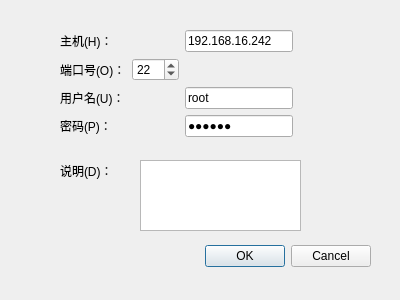
H-tao/Penguin, file WindowsClient/shh_UI/newconnection.ui: the form before one commit.
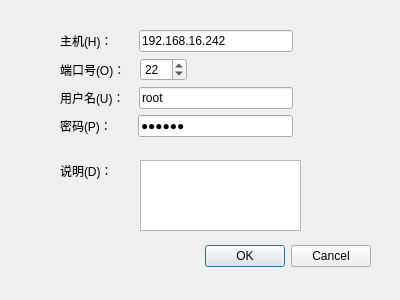
The form after the commit.

Patch:
```diff
--- a/WindowsClient/shh_UI/newconnection.ui
+++ b/WindowsClient/shh_UI/newconnection.ui
@@ -95,9 +95,12 @@
         <property name="orientation">
          <enum>Qt::Horizontal</enum>
         </property>
+        <property name="sizeType">
+         <enum>QSizePolicy::Fixed</enum>
+        </property>
         <property name="sizeHint" stdset="0">
          <size>
-          <width>18</width>
+          <width>20</width>
           <height>20</height>
          </size>
         </property>
@@ -121,6 +124,22 @@
         </property>
        </widget>
       </item>
+      <item>
+       <spacer name="horizontalSpacer_4">
+        <property name="orientation">
+         <enum>Qt::Horizontal</enum>
+        </property>
+        <property name="sizeType">
+         <enum>QSizePolicy::Fixed</enum>
+        </property>
+        <property name="sizeHint" stdset="0">
+         <size>
+          <width>8</width>
+          <height>20</height>
+         </size>
+        </property>
+       </spacer>
+      </item>
       <item>
        <widget class="QDoubleSpinBox" name="portNumSpinBox">
         <property name="decimals">
@@ -138,7 +157,7 @@
         </property>
         <property name="sizeHint" stdset="0">
          <size>
-          <width>40</width>
+          <width>80</width>
           <height>20</height>
          </size>
         </property>
@@ -160,9 +179,12 @@
         <property name="orientation">
          <enum>Qt::Horizontal</enum>
         </property>
+        <property name="sizeType">
+         <enum>QSizePolicy::Fixed</enum>
+        </property>
         <property name="sizeHint" stdset="0">
          <size>
-          <width>18</width>
+          <width>8</width>
           <height>20</height>
          </size>
         </property>
@@ -191,9 +213,12 @@
         <property name="orientation">
          <enum>Qt::Horizontal</enum>
         </property>
+        <property name="sizeType">
+         <enum>QSizePolicy::Fixed</enum>
+        </property>
         <property name="sizeHint" stdset="0">
          <size>
-          <width>18</width>
+          <width>20</width>
           <height>20</height>
          </size>
         </property>
```
Left out of the diff: 24 changed lines with no effect on the pictures.
